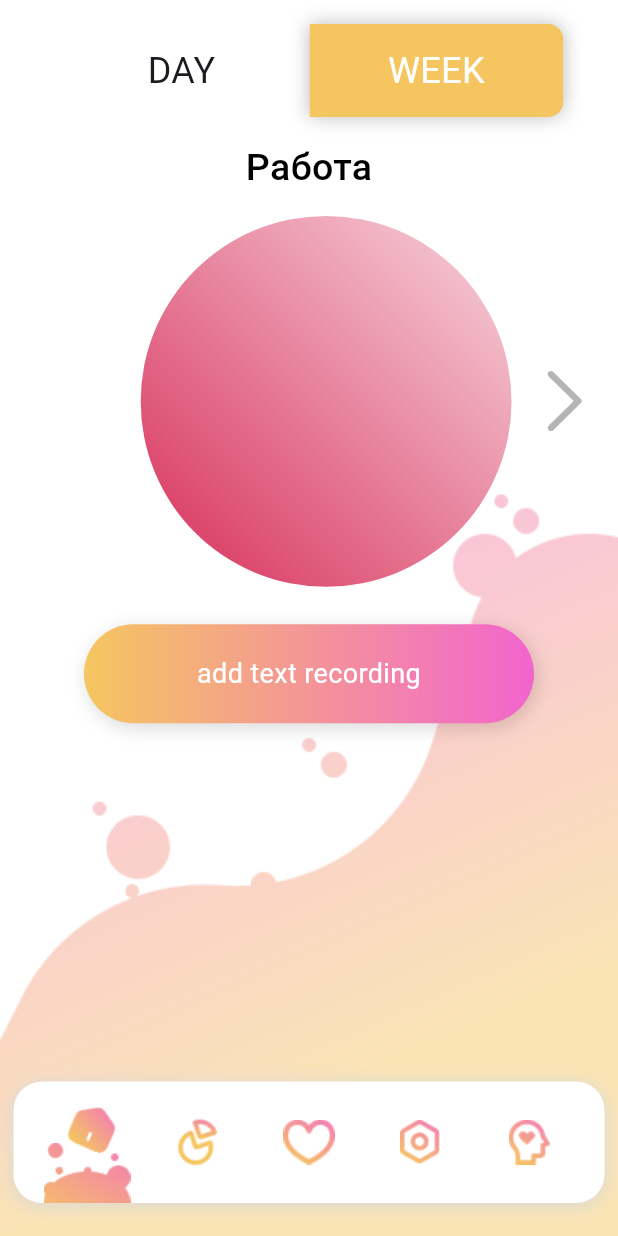
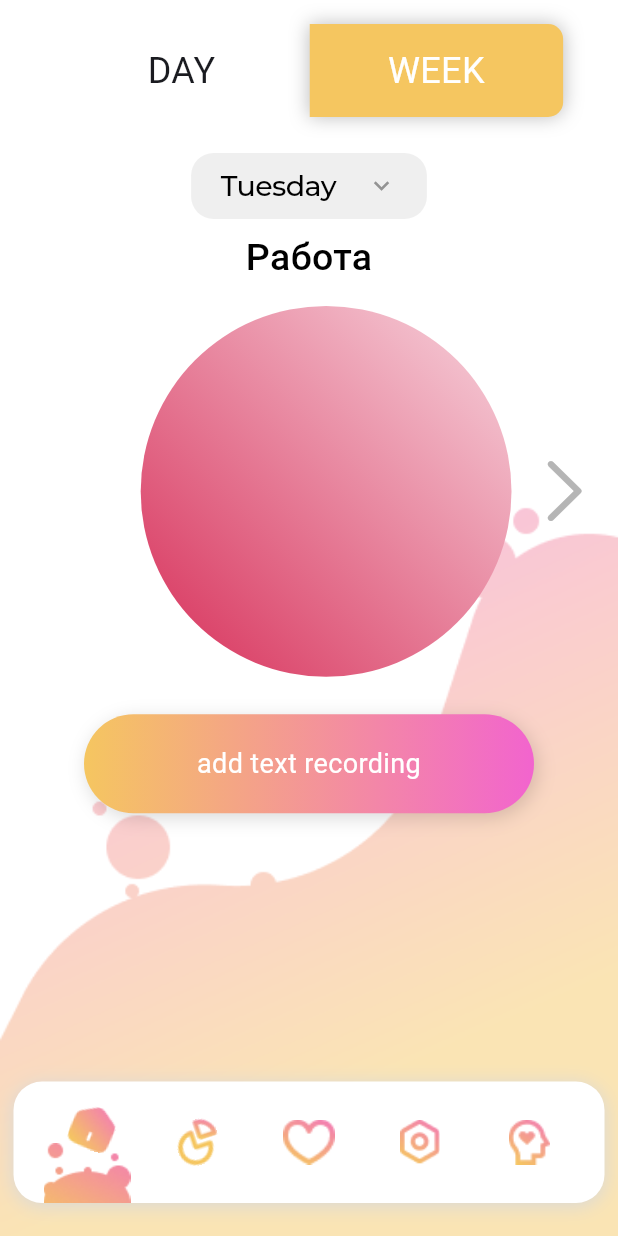
Before and after one commit to jaanaling/bubble_balance, a Flutter app: the screen it shows after launch, after a tap on "WEEK", on a phone screen of 412 x 824 dp. Run offline on Flutter 3.47's test engine with Material 3 defaults, Android fonts, the phone set to English and light mode, and no system bars; our stand-ins replace bloc, equatable, flutter_bloc, flutter_local_notifications, flutter_svg, gap and 5 more; statements that could not run were skipped; project files that could hold a hidden picture were left out.

Commit message:
fixed test screens

```diff
--- a/lib/feature/aspects/presentation/screens/menu_screen.dart
+++ b/lib/feature/aspects/presentation/screens/menu_screen.dart
@@ -3,6 +3,7 @@ import 'package:flutter/material.dart';
 import 'package:flutter_bloc/flutter_bloc.dart';
 import 'package:gap/gap.dart';
 import 'package:go_router/go_router.dart';
+import 'package:intl/intl.dart';
 import 'package:plinko/feature/aspects/bloc/aspect_bloc.dart';
 import 'package:plinko/feature/aspects/models/task.dart';
 import 'package:plinko/feature/aspects/utils/utils.dart';
@@ -20,7 +21,22 @@ class _MenuScreenState extends State<MenuScreen> {
   int _selectedIndex = 0;
   int pageIndex = 0;
   String day = '${DateTime.now().weekday} ';
-  PageController _pageController = PageController();
+  final PageController _pageController = PageController();
+  final List<String> weekdays = [
+    'Monday',
+    'Tuesday',
+    'Wednesday',
+    'Thursday',
+    'Friday',
+    'Saturday',
+    'Sunday'
+  ];
+
+  String getFormattedDate(String dayString) {
+    int dayNumber = int.parse(dayString);
+    DateTime date = DateTime(2023, 1, dayNumber + 1);
+    return DateFormat('EEEE').format(date);
+  }
 
   @override
   Widget build(BuildContext context) {
@@ -36,6 +52,58 @@ class _MenuScreenState extends State<MenuScreen> {
                 const Gap(1),
                 _buildTabItem(1, 'WEEK'),
               ],
+            ),
+          ),
+        ),
+
+        if(_selectedIndex==1)
+        Padding(
+          padding: const EdgeInsets.symmetric(vertical: 8),
+          child: CupertinoButton(
+            onPressed: () {
+              showCupertinoModalPopup(
+                context: context,
+                builder: (context) {
+                  return Container(
+                    height: 250,
+                    color: CupertinoColors.systemBackground,
+                    child: CupertinoPicker(
+                      itemExtent: 32.0,
+                      onSelectedItemChanged: (int index) {
+                        setState(() {
+                          day = '${index + 1}';
+                        });
+                      },
+                      children: weekdays.map((day) => Text(day)).toList(),
+                    ),
+                  );
+                },
+              );
+            },
+            color: Color(0xFFEFEFEF),
+            padding: EdgeInsets.zero,
+            borderRadius: BorderRadius.circular(15),
+            child: Padding(
+              padding: const EdgeInsets.symmetric(vertical: 10, horizontal: 20),
+              child: Row(
+                mainAxisSize: MainAxisSize.min,
+                children: [
+                  Text(
+                    getFormattedDate(day),
+                    style: TextStyle(
+                      fontSize: 19,
+                      fontWeight: FontWeight.w500,
+                      color: Colors.black,
+                      fontFamily: 'Mon',
+                    ),
+                  ),
+                  const Gap(20),
+                  const Icon(
+                    Icons.keyboard_arrow_down,
+                    color: Color(0xFF939393),
+                  )
+                ],
+              ),
             ),
           ),
         ),
@@ -254,7 +322,7 @@ class _MenuScreenState extends State<MenuScreen> {
                                               );
                                         }
                                       },
-                                      icon:  Icon(
+                                      icon: Icon(
                                         Icons.check,
                                         color: !completedTasks
                                                 .contains(tasks[index])
--- a/pubspec.yaml
+++ b/pubspec.yaml
@@ -1,10 +1,10 @@
 name: plinko
 description: "A new Flutter project."
 publish_to: 'none'
-version: 0.1.0
+version: 1.0.0
 
 environment:
-  sdk: '>=3.4.4 <4.0.0'
+  sdk: '>=3.4.0 <4.0.0'
 
 dependencies:
   flutter:
@@ -24,6 +24,8 @@ dependencies:
   cupertino_icons: ^1.0.8
   flutter_svg: ^2.0.10+1
   uuid: ^4.5.1
+  flutter_datetime_picker_plus: ^2.2.0
+  intl: ^0.19.0
 
 dev_dependencies:
   flutter_test:
```
Also changed, not shown: pubspec.lock, 5 other files.
